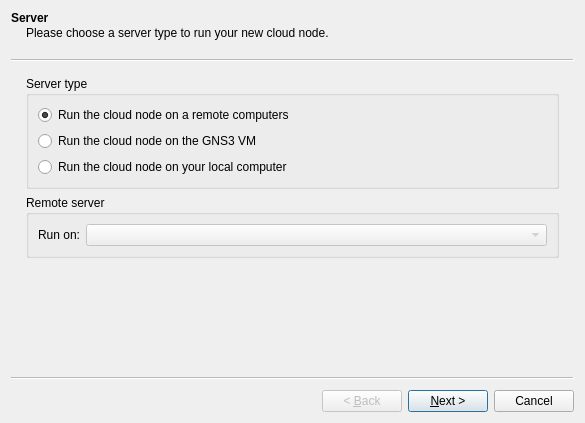
First picture: the form in gns3/modules/builtin/ui/cloud_wizard.ui, repository GNS3/gns3-gui, before the edit.
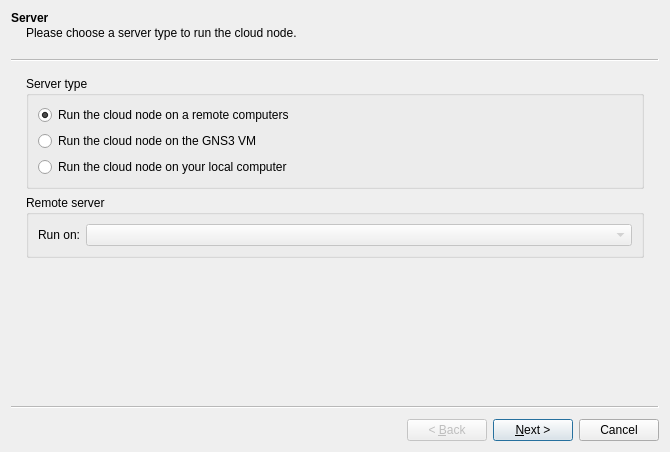
Second picture: the form after the edit.

Commit message: Use "template" to name what we use to create new nodes.

```diff
--- a/gns3/modules/builtin/ui/cloud_wizard.ui
+++ b/gns3/modules/builtin/ui/cloud_wizard.ui
@@ -6,8 +6,8 @@
    <rect>
     <x>0</x>
     <y>0</y>
-    <width>585</width>
-    <height>423</height>
+    <width>670</width>
+    <height>452</height>
    </rect>
   </property>
   <property name="windowTitle">
@@ -21,7 +21,7 @@
     <string>Server</string>
    </property>
    <property name="subTitle">
-    <string>Please choose a server type to run your new cloud node.</string>
+    <string>Please choose a server type to run the cloud node.</string>
    </property>
    <layout class="QGridLayout" name="gridLayout_2">
     <item row="0" column="0">
```
Left out of the diff: 2 changed lines with no effect on the pictures. The commit also changes 91 other files.
